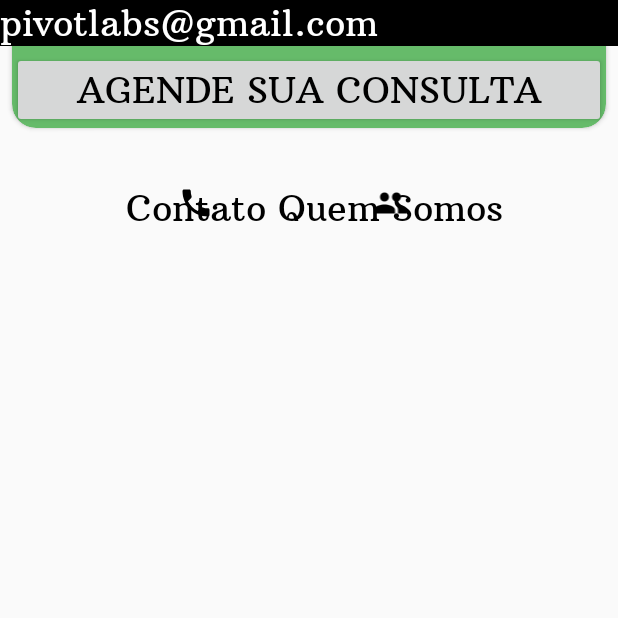
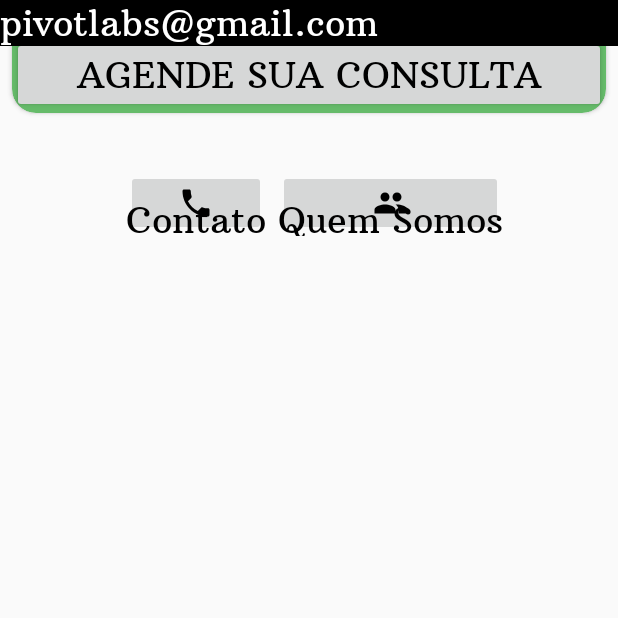
Before and after one commit to wcarvalho98/PivotLabs, an Android app: the MainActivity screen opened directly, with no data from a screen before it, on a phone screen of 412 x 824 dp, the top half of it. Run offline under Robolectric (Android 15) with nearby library versions, the phone set to English and light mode, and no system bars.

Commit message:
Using image buttons instead of image Views

```diff
--- a/app/src/main/res/layout/activity_main.xml
+++ b/app/src/main/res/layout/activity_main.xml
@@ -94,13 +94,13 @@
         >
             <RelativeLayout
                     android:layout_width="wrap_content"
-                    android:layout_height="wrap_content"
+                    android:layout_height="match_parent"
                     android:layout_marginTop="30dp"
                     android:layout_marginBottom="30dp"
                     android:layout_marginStart="8dp"
             >
-                <ImageView
-                        android:id="@+id/iconPhone"
+                <ImageButton
+                        android:id="@+id/imgBtnPhone"
                         android:layout_width="wrap_content"
                         android:layout_height="wrap_content"
                         android:src="@drawable/ic_call_black_24dp"
@@ -111,20 +111,21 @@
                         android:layout_width="wrap_content"
                         android:layout_height="wrap_content"
                         android:text="@string/txt_contato"
-                        android:layout_alignBottom="@id/iconPhone"
+                        android:layout_alignBottom="@id/imgBtnPhone"
                         android:id="@+id/tvContato"
+                        android:layout_marginTop="8pt"
                 />
             </RelativeLayout>
 
             <RelativeLayout
                     android:layout_width="wrap_content"
-                    android:layout_height="wrap_content"
+                    android:layout_height="match_parent"
                     android:layout_marginTop="30dp"
                     android:layout_marginBottom="30dp"
                     android:layout_marginStart="8dp"
             >
-                <ImageView
-                        android:id="@+id/iconPeople"
+                <ImageButton
+                        android:id="@+id/imgBtnPeople"
                         android:layout_width="wrap_content"
                         android:layout_height="wrap_content"
                         android:src="@drawable/ic_people_black_24dp"
@@ -135,9 +136,11 @@
                         android:layout_width="wrap_content"
                         android:layout_height="wrap_content"
                         android:text="@string/txt_quem_somos"
-                        android:layout_alignBottom="@id/iconPeople"
+                        android:layout_alignBottom="@id/imgBtnPeople"
                         android:id="@+id/tvQuemSomos"
+                        android:layout_marginTop="8pt"
                 />
+
             </RelativeLayout>
 
         </LinearLayout>
```
